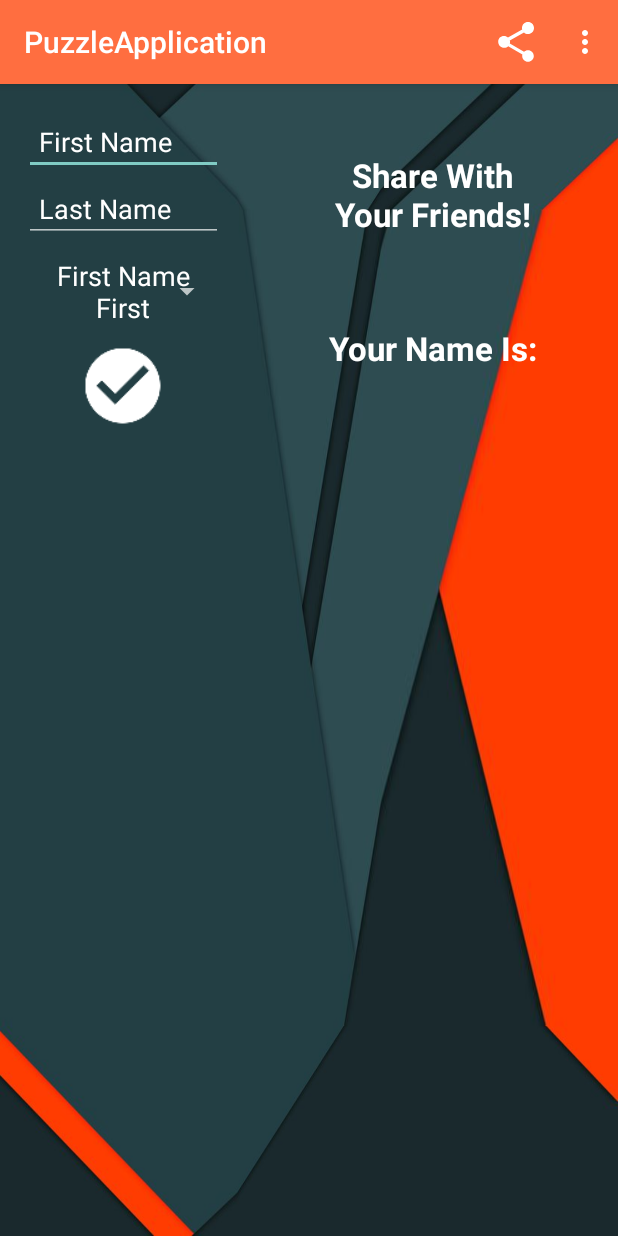
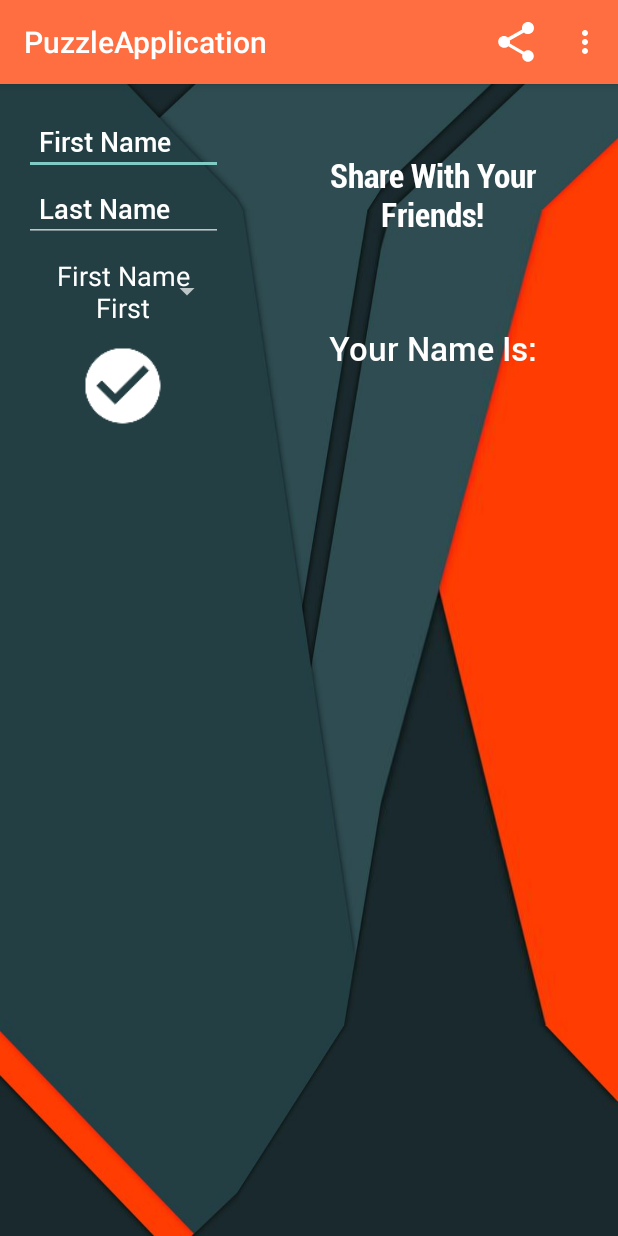
Before and after one commit to prasanthlouis/Backup-of-Puzzle, an Android app: the screen it shows after launch (MainActivity), on a phone screen of 412 x 824 dp. Run offline under Robolectric (Android 15) with nearby library versions, the phone set to English and light mode, and no system bars.

Commit message:
Font Commit

```diff
--- a/app/build.gradle
+++ b/app/build.gradle
@@ -22,4 +22,6 @@ android {
 dependencies {
     compile fileTree(dir: 'libs', include: ['*.jar'])
     compile 'com.android.support:appcompat-v7:23.0.1'
+    compile 'com.google.android.support:wearable:+'
+    compile 'com.google.android.gms:play-services-wearable:+'
 }
--- a/app/src/main/java/com/example/kaitpicco/puzzleapplication/FullNameActivityFragment.java
+++ b/app/src/main/java/com/example/kaitpicco/puzzleapplication/FullNameActivityFragment.java
@@ -1,6 +1,7 @@
 package com.example.kaitpicco.puzzleapplication;
 
 import android.content.Intent;
+import android.graphics.Typeface;
 import android.support.v4.app.Fragment;
 import android.os.Bundle;
 import android.view.LayoutInflater;
@@ -31,7 +32,15 @@ public class FullNameActivityFragment extends Fragment {
     @Override
     public void onActivityCreated(Bundle savedInstanceState) {
         super.onActivityCreated(savedInstanceState);
+        TextView tv=(TextView)getActivity().findViewById(R.id.full_name);
+        TextView tv2=(TextView)getActivity().findViewById(R.id.textView2);
+        TextView tv3=(TextView)getActivity().findViewById(R.id.textView3);
 
+        Typeface typeFace= Typeface.createFromAsset(getActivity().getAssets(), "fonts/Roboto-BoldCondensed.ttf");
+        Typeface typeFace2= Typeface.createFromAsset(getActivity().getAssets(), "fonts/Roboto-Medium.ttf");
+        tv2.setTypeface(typeFace);
+        tv3.setTypeface(typeFace2);
+        tv.setTypeface(typeFace2);
         Intent i=getActivity().getIntent();
         String full_name=i.getStringExtra("final_name");
         fragmentText(full_name);
--- a/app/src/main/java/com/example/kaitpicco/puzzleapplication/MainActivityFragment.java
+++ b/app/src/main/java/com/example/kaitpicco/puzzleapplication/MainActivityFragment.java
@@ -1,5 +1,6 @@
 package com.example.kaitpicco.puzzleapplication;
 
+import android.graphics.Typeface;
 import android.media.MediaPlayer;
 import android.support.v4.app.Fragment;
 import android.os.Bundle;
@@ -51,6 +52,9 @@ public class MainActivityFragment extends Fragment implements View.OnClickListen
         Spinner spinner = (Spinner)getActivity().findViewById(R.id.spinner);
          first_name=(EditText)getActivity().findViewById(R.id.First_Name);
          last_name=(EditText)getActivity().findViewById(R.id.Last_Name);
+        Typeface typeFace= Typeface.createFromAsset(getActivity().getAssets(), "fonts/Roboto-Medium.ttf");
+        first_name.setTypeface(typeFace);
+        last_name.setTypeface(typeFace);
         String[] nameArray = getResources().getStringArray(R.array.name_order);
         adapter = new ArrayAdapter<CharSequence>(getActivity(),R.layout.spinneritem,nameArray);
         adapter.setDropDownViewResource(android.R.layout.simple_spinner_dropdown_item);
--- a/app/src/main/java/com/example/kaitpicco/puzzleapplication/PeopleFragment.java
+++ b/app/src/main/java/com/example/kaitpicco/puzzleapplication/PeopleFragment.java
@@ -2,6 +2,7 @@ package com.example.kaitpicco.puzzleapplication;
 
 import android.app.ProgressDialog;
 import android.graphics.Color;
+import android.graphics.Typeface;
 import android.os.AsyncTask;
 import android.support.v4.app.Fragment;
 import android.os.Bundle;
@@ -65,6 +66,7 @@ public class PeopleFragment extends Fragment {
         try {
             JSONObject Jsonobj = new JSONObject(Jsonstr);
             JSONArray jsonArray = Jsonobj.getJSONArray("people");
+            Typeface typeFace3= Typeface.createFromAsset(getActivity().getAssets(), "fonts/Roboto-Thin.ttf");
             for (int i = 0; i < jsonArray.length(); i++) {
 
                 JSONObject dayForecast = jsonArray.getJSONObject(i);
@@ -78,11 +80,13 @@ public class PeopleFragment extends Fragment {
                 if(!lastname[i].equals("null"))
                 textView2.setText(lastname[i]);
                 textView1.setTextSize(20);
+                textView1.setTypeface(typeFace3);
                 textView1.setGravity(Gravity.CENTER);
                 textView1.setTextColor(Color.WHITE);
                 textView2.setTextSize(20);
                 textView2.setGravity(Gravity.CENTER);
                 textView2.setTextColor(Color.WHITE);
+                textView2.setTypeface(typeFace3);
                 Log.v("People", firstname[i]);
                 tr.addView(textView1);
                 tr.addView(textView2);
```
Also changed, not shown: app/src/main/assets/fonts/Roboto-BoldCondensed.ttf (added), app/src/main/assets/fonts/Roboto-Medium.ttf (added), app/src/main/assets/fonts/Roboto-Thin.ttf (added), 1 other file.
